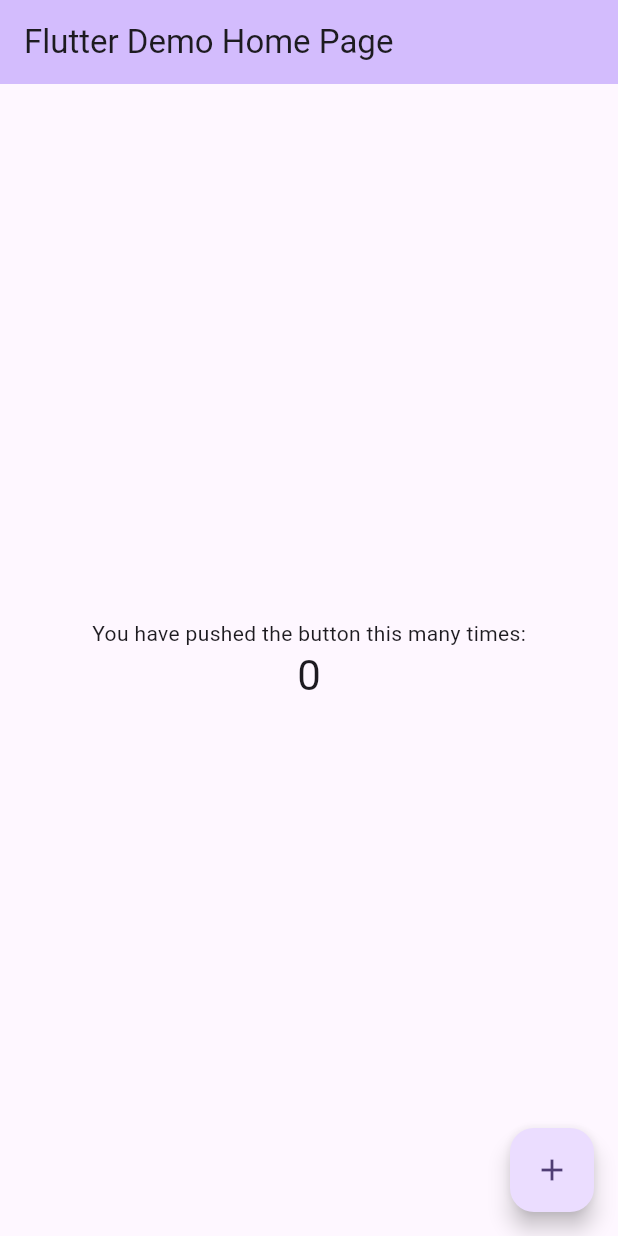
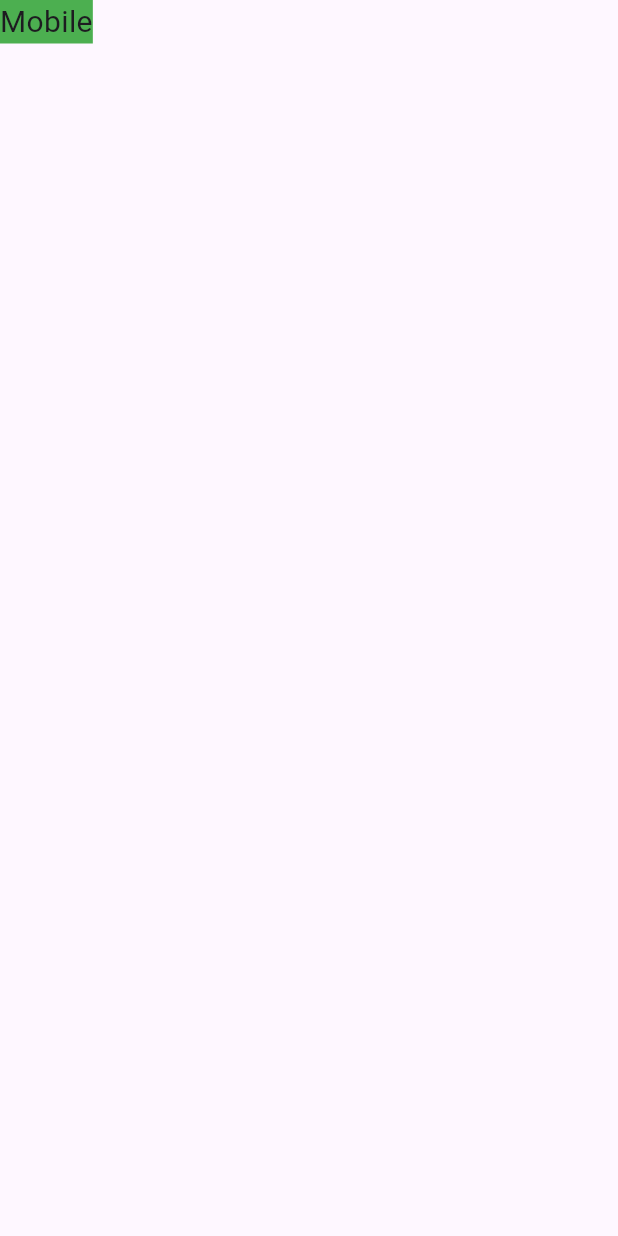
Before and after one commit to rajshekhar27/School-Ride, a Flutter app: the screen it shows after launch, on a phone screen of 412 x 824 dp. Run offline on Flutter 3.47's test engine with Material 3 defaults, Android fonts, the phone set to English and light mode, and no system bars.

Commit message:
responsive layouts and screen are created

```diff
--- /dev/null
+++ b/lib/Responsive_Layout/Responsive_Layout.dart
@@ -0,0 +1,24 @@
+import 'package:flutter/material.dart';
+
+class ResponsiveLayout extends StatelessWidget {
+
+  Widget mobile;
+  Widget tablet;
+  Widget desktop;
+
+  ResponsiveLayout({required this.desktop,required this.mobile, required this.tablet}) : super();
+
+  @override
+  Widget build(BuildContext context) {
+    return LayoutBuilder(builder: (context, constraints){
+      if(constraints.maxWidth<500)
+        {
+          return mobile;
+        }else if(constraints.maxWidth<1100){
+        return tablet;
+      }else{
+        return desktop;
+      }
+    });
+  }
+}
--- /dev/null
+++ b/lib/Screens/DesktopScreen.dart
@@ -0,0 +1,15 @@
+import 'package:flutter/material.dart';
+
+class DesktopScreen extends StatelessWidget {
+  const DesktopScreen({super.key});
+
+  @override
+  Widget build(BuildContext context) {
+    return SafeArea(child: Scaffold(
+      body: Container(
+        color: Colors.yellow,
+        child: Text("Desktop", textAlign: TextAlign.center, style: TextStyle(fontSize: 20),),
+      ),
+    ));
+  }
+}
--- /dev/null
+++ b/lib/Screens/MobileScreen.dart
@@ -0,0 +1,15 @@
+import 'package:flutter/material.dart';
+
+class MobileScreen extends StatelessWidget {
+  const MobileScreen({super.key});
+
+  @override
+  Widget build(BuildContext context) {
+    return SafeArea(child: Scaffold(
+      body: Container(
+        color: Colors.green,
+        child: Text("Mobile", textAlign: TextAlign.center, style: TextStyle(fontSize: 20),),
+      ),
+    ));
+  }
+}
--- /dev/null
+++ b/lib/Screens/TabletScreen.dart
@@ -0,0 +1,15 @@
+import 'package:flutter/material.dart';
+
+class TabletScreen extends StatelessWidget {
+  const TabletScreen({super.key});
+
+  @override
+  Widget build(BuildContext context) {
+    return SafeArea(child: Scaffold(
+      body: Container(
+        color: Colors.blue,
+        child: Text("Tablet", textAlign: TextAlign.center, style: TextStyle(fontSize: 20),),
+      ),
+    ));
+  }
+}
--- a/lib/main.dart
+++ b/lib/main.dart
@@ -1,122 +1,26 @@
 import 'package:flutter/material.dart';
+import 'package:schoolride/Responsive_Layout/Responsive_Layout.dart';
+import 'package:schoolride/Screens/DesktopScreen.dart';
+import 'package:schoolride/Screens/MobileScreen.dart';
+import 'package:schoolride/Screens/TabletScreen.dart';
+
 
 void main() {
-  runApp(const MyApp());
+  runApp(const SchoolRide());
 }
 
-class MyApp extends StatelessWidget {
-  const MyApp({super.key});
+class SchoolRide extends StatelessWidget {
+  const SchoolRide({super.key});
 
-  // This widget is the root of your application.
   @override
   Widget build(BuildContext context) {
     return MaterialApp(
-      title: 'Flutter Demo',
+      showSemanticsDebugger: false,
+      title: "MyKid's Bus",
       theme: ThemeData(
-        // This is the theme of your application.
-        //
-        // TRY THIS: Try running your application with "flutter run". You'll see
-        // the application has a purple toolbar. Then, without quitting the app,
-        // try changing the seedColor in the colorScheme below to Colors.green
-        // and then invoke "hot reload" (save your changes or press the "hot
-        // reload" button in a Flutter-supported IDE, or press "r" if you used
-        // the command line to start the app).
-        //
-        // Notice that the counter didn't reset back to zero; the application
-        // state is not lost during the reload. To reset the state, use hot
-        // restart instead.
-        //
-        // This works for code too, not just values: Most code changes can be
-        // tested with just a hot reload.
-        colorScheme: ColorScheme.fromSeed(seedColor: Colors.deepPurple),
+        primarySwatch: Colors.orange,
       ),
-      home: const MyHomePage(title: 'Flutter Demo Home Page'),
+      home:ResponsiveLayout(desktop: DesktopScreen(), mobile: MobileScreen(), tablet: TabletScreen())
     );
   }
 }
-
-class MyHomePage extends StatefulWidget {
-  const MyHomePage({super.key, required this.title});
-
-  // This widget is the home page of your application. It is stateful, meaning
-  // that it has a State object (defined below) that contains fields that affect
-  // how it looks.
-
-  // This class is the configuration for the state. It holds the values (in this
-  // case the title) provided by the parent (in this case the App widget) and
-  // used by the build method of the State. Fields in a Widget subclass are
-  // always marked "final".
-
-  final String title;
-
-  @override
-  State<MyHomePage> createState() => _MyHomePageState();
-}
-
-class _MyHomePageState extends State<MyHomePage> {
-  int _counter = 0;
-
-  void _incrementCounter() {
-    setState(() {
-      // This call to setState tells the Flutter framework that something has
-      // changed in this State, which causes it to rerun the build method below
-      // so that the display can reflect the updated values. If we changed
-      // _counter without calling setState(), then the build method would not be
-      // called again, and so nothing would appear to happen.
-      _counter++;
-    });
-  }
-
-  @override
-  Widget build(BuildContext context) {
-    // This method is rerun every time setState is called, for instance as done
-    // by the _incrementCounter method above.
-    //
-    // The Flutter framework has been optimized to make rerunning build methods
-    // fast, so that you can just rebuild anything that needs updating rather
-    // than having to individually change instances of widgets.
-    return Scaffold(
-      appBar: AppBar(
-        // TRY THIS: Try changing the color here to a specific color (to
-        // Colors.amber, perhaps?) and trigger a hot reload to see the AppBar
-        // change color while the other colors stay the same.
-        backgroundColor: Theme.of(context).colorScheme.inversePrimary,
-        // Here we take the value from the MyHomePage object that was created by
-        // the App.build method, and use it to set our appbar title.
-        title: Text(widget.title),
-      ),
-      body: Center(
-        // Center is a layout widget. It takes a single child and positions it
-        // in the middle of the parent.
-        child: Column(
-          // Column is also a layout widget. It takes a list of children and
-          // arranges them vertically. By default, it sizes itself to fit its
-          // children horizontally, and tries to be as tall as its parent.
-          //
-          // Column has various properties to control how it sizes itself and
-          // how it positions its children. Here we use mainAxisAlignment to
-          // center the children vertically; the main axis here is the vertical
-          // axis because Columns are vertical (the cross axis would be
-          // horizontal).
-          //
-          // TRY THIS: Invoke "debug painting" (choose the "Toggle Debug Paint"
-          // action in the IDE, or press "p" in the console), to see the
-          // wireframe for each widget.
-          mainAxisAlignment: MainAxisAlignment.center,
-          children: <Widget>[
-            const Text('You have pushed the button this many times:'),
-            Text(
-              '$_counter',
-              style: Theme.of(context).textTheme.headlineMedium,
-            ),
-          ],
-        ),
-      ),
-      floatingActionButton: FloatingActionButton(
-        onPressed: _incrementCounter,
-        tooltip: 'Increment',
-        child: const Icon(Icons.add),
-      ), // This trailing comma makes auto-formatting nicer for build methods.
-    );
-  }
-}
```
